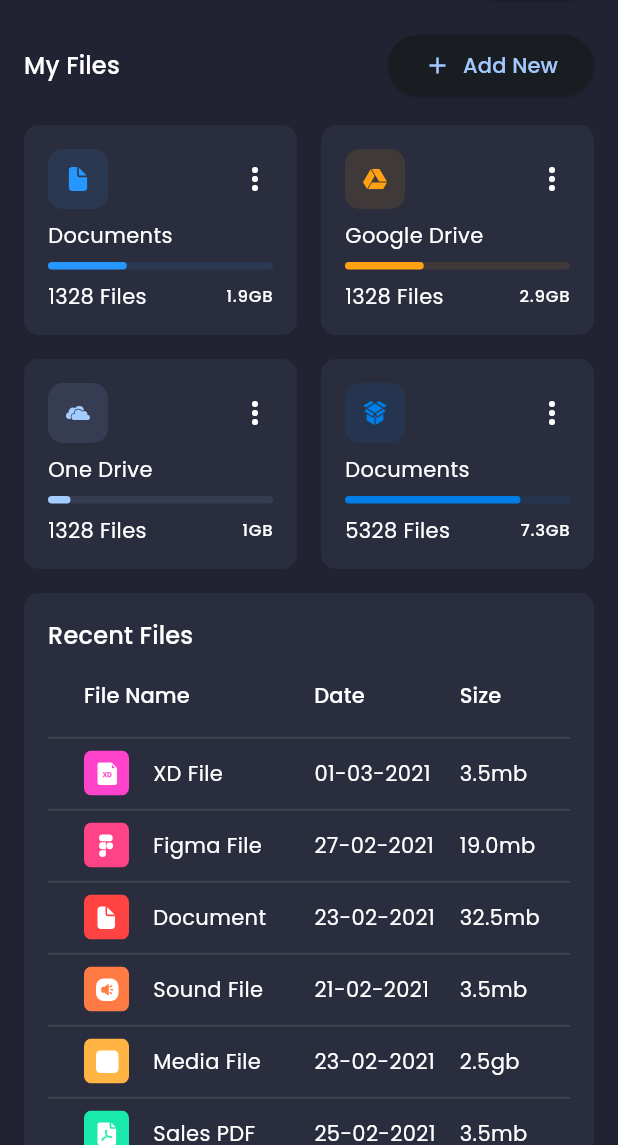
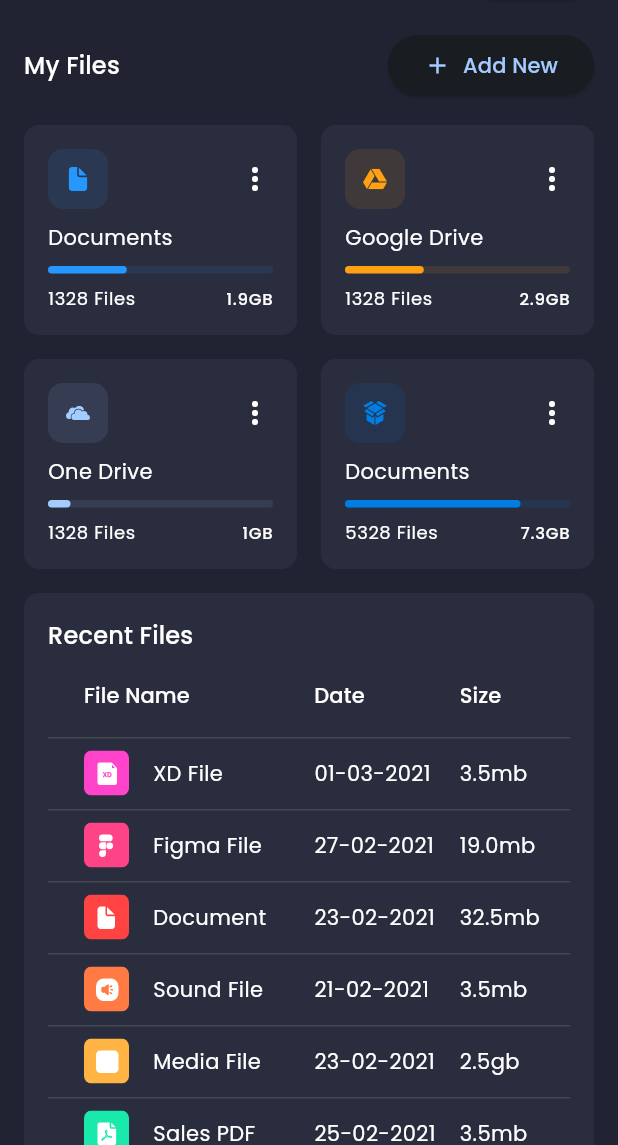
Before and after one commit to Faazlaeeq/client_portal, a Flutter app: the MainScreen screen opened by its route, on a phone screen of 412 x 824 dp, the part 91-1236 px from its top. Run offline on Flutter 3.47's test engine with Material 3 defaults, Android fonts, the phone set to English and light mode, and no system bars; our stand-ins replace bloc, cloud_firestore, equatable, file_picker, firebase_auth, firebase_core and 6 more; missing offline and left inert: pdfx, universal_html; accounts and stored records are empty; project files that could hold a hidden picture were left out.

Commit message:
overflow error fixed

```diff
--- a/lib/screens/dashboard/components/file_info_card.dart
+++ b/lib/screens/dashboard/components/file_info_card.dart
@@ -56,13 +56,8 @@ class FileInfoCard extends StatelessWidget {
           Row(
             mainAxisAlignment: MainAxisAlignment.spaceBetween,
             children: [
-              Text(
-                "${info.numOfFiles} Files",
-                // style: Theme.of(context)
-                //     .textTheme
-                //     .bodySmall!
-                //     .copyWith(color: Colors.white70),
-              ),
+              Text("${info.numOfFiles} Files",
+                  style: Theme.of(context).textTheme.bodySmall),
               Text(
                 info.totalStorage!,
                 style: Theme.of(context).textTheme.labelSmall,
```
